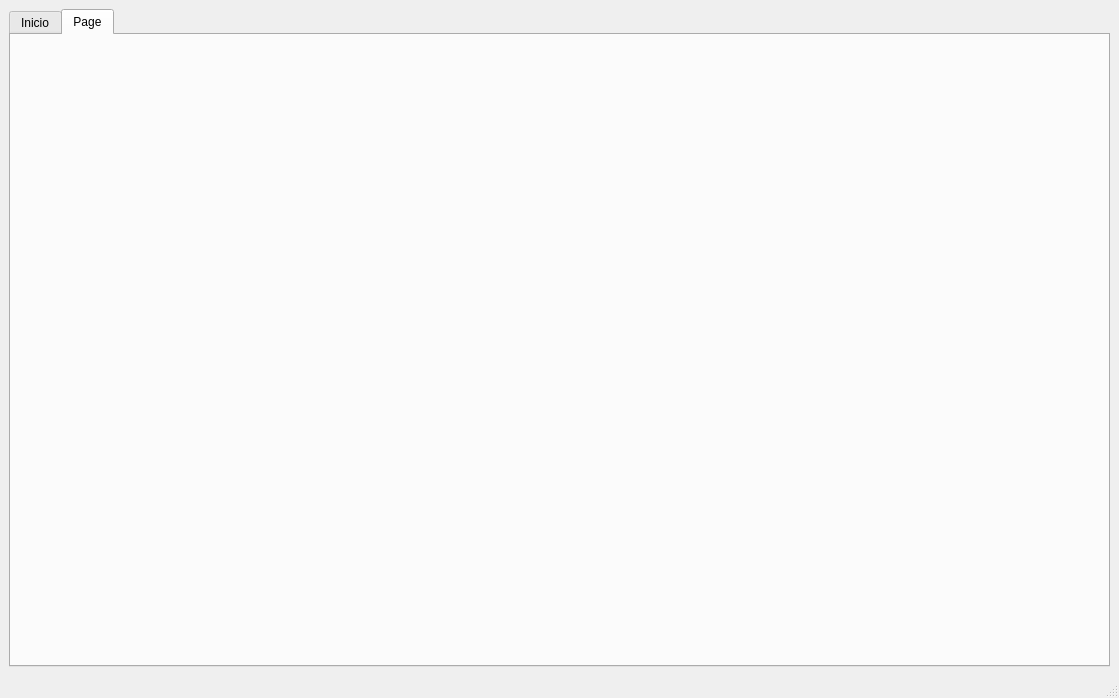
Old version of the form handset_gui/ui/main_window.ui in the repository viniciusvidal2/Cameras_GRIn.
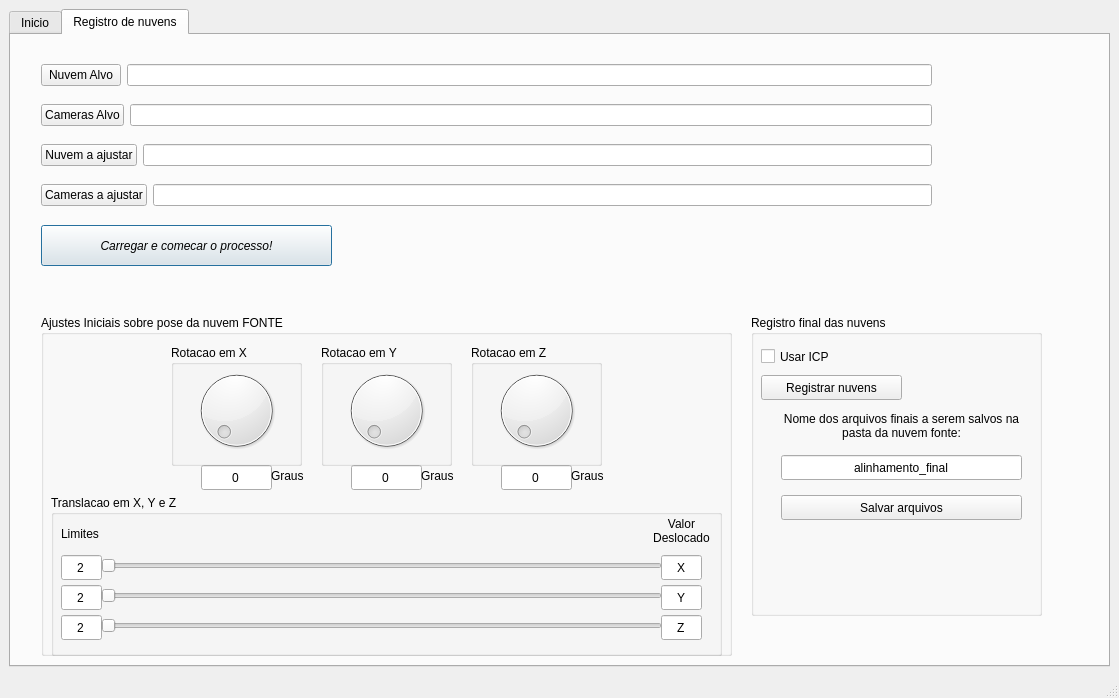
New version of the form. Icons and pictures are not drawn.

Patch:
```diff
--- a/handset_gui/ui/main_window.ui
+++ b/handset_gui/ui/main_window.ui
@@ -204,8 +204,588 @@
       </widget>
       <widget class="QWidget" name="tab_registra">
        <attribute name="title">
-        <string>Page</string>
+        <string>Registro de nuvens</string>
        </attribute>
+       <widget class="QWidget" name="horizontalLayoutWidget">
+        <property name="geometry">
+         <rect>
+          <x>30</x>
+          <y>20</y>
+          <width>891</width>
+          <height>41</height>
+         </rect>
+        </property>
+        <layout class="QHBoxLayout" name="horizontalLayout">
+         <item>
+          <widget class="QPushButton" name="pushButton_nuvemalvo">
+           <property name="text">
+            <string>Nuvem Alvo</string>
+           </property>
+          </widget>
+         </item>
+         <item>
+          <widget class="QLineEdit" name="lineEdit_nuvemalvo">
+           <property name="enabled">
+            <bool>true</bool>
+           </property>
+          </widget>
+         </item>
+        </layout>
+       </widget>
+       <widget class="QWidget" name="horizontalLayoutWidget_2">
+        <property name="geometry">
+         <rect>
+          <x>30</x>
+          <y>60</y>
+          <width>891</width>
+          <height>41</height>
+         </rect>
+        </property>
+        <layout class="QHBoxLayout" name="horizontalLayout_2">
+         <item>
+          <widget class="QPushButton" name="pushButton_camerasalvo">
+           <property name="text">
+            <string>Cameras Alvo</string>
+           </property>
+          </widget>
+         </item>
+         <item>
+          <widget class="QLineEdit" name="lineEdit_camerasalvo">
+           <property name="enabled">
+            <bool>true</bool>
+           </property>
+          </widget>
+         </item>
+        </layout>
+       </widget>
+       <widget class="QWidget" name="horizontalLayoutWidget_3">
+        <property name="geometry">
+         <rect>
+          <x>30</x>
+          <y>100</y>
+          <width>891</width>
+          <height>41</height>
+         </rect>
+        </property>
+        <layout class="QHBoxLayout" name="horizontalLayout_3">
+         <item>
+          <widget class="QPushButton" name="pushButton_nuvemfonte">
+           <property name="text">
+            <string>Nuvem a ajustar</string>
+           </property>
+          </widget>
+         </item>
+         <item>
+          <widget class="QLineEdit" name="lineEdit_nuvemfonte">
+           <property name="enabled">
+            <bool>true</bool>
+           </property>
+          </widget>
+         </item>
+        </layout>
+       </widget>
+       <widget class="QWidget" name="horizontalLayoutWidget_4">
+        <property name="geometry">
+         <rect>
+          <x>30</x>
+          <y>140</y>
+          <width>891</width>
+          <height>41</height>
+         </rect>
+        </property>
+        <layout class="QHBoxLayout" name="horizontalLayout_4">
+         <item>
+          <widget class="QPushButton" name="pushButton_camerasfonte">
+           <property name="text">
+            <string>Cameras a ajustar</string>
+           </property>
+          </widget>
+         </item>
+         <item>
+          <widget class="QLineEdit" name="lineEdit_camerasfonte">
+           <property name="enabled">
+            <bool>true</bool>
+           </property>
+          </widget>
+         </item>
+        </layout>
+       </widget>
+       <widget class="QPushButton" name="pushButton_iniciararquivos">
+        <property name="geometry">
+         <rect>
+          <x>30</x>
+          <y>190</y>
+          <width>291</width>
+          <height>41</height>
+         </rect>
+        </property>
+        <property name="font">
+         <font>
+          <italic>true</italic>
+         </font>
+        </property>
+        <property name="cursor">
+         <cursorShape>OpenHandCursor</cursorShape>
+        </property>
+        <property name="text">
+         <string>Carregar e comecar o processo!</string>
+        </property>
+        <property name="default">
+         <bool>true</bool>
+        </property>
+        <property name="flat">
+         <bool>false</bool>
+        </property>
+       </widget>
+       <widget class="QGroupBox" name="groupBox">
+        <property name="geometry">
+         <rect>
+          <x>30</x>
+          <y>280</y>
+          <width>691</width>
+          <height>341</height>
+         </rect>
+        </property>
+        <property name="title">
+         <string>Ajustes Iniciais sobre pose da nuvem FONTE</string>
+        </property>
+        <property name="checkable">
+         <bool>false</bool>
+        </property>
+        <widget class="QGroupBox" name="groupBox_3">
+         <property name="geometry">
+          <rect>
+           <x>130</x>
+           <y>30</y>
+           <width>131</width>
+           <height>121</height>
+          </rect>
+         </property>
+         <property name="title">
+          <string>Rotacao em X</string>
+         </property>
+         <widget class="QDial" name="dial_x">
+          <property name="geometry">
+           <rect>
+            <x>0</x>
+            <y>20</y>
+            <width>131</width>
+            <height>91</height>
+           </rect>
+          </property>
+         </widget>
+        </widget>
+        <widget class="QGroupBox" name="groupBox_5">
+         <property name="geometry">
+          <rect>
+           <x>280</x>
+           <y>30</y>
+           <width>131</width>
+           <height>121</height>
+          </rect>
+         </property>
+         <property name="title">
+          <string>Rotacao em Y</string>
+         </property>
+         <widget class="QDial" name="dial_y">
+          <property name="geometry">
+           <rect>
+            <x>0</x>
+            <y>20</y>
+            <width>131</width>
+            <height>91</height>
+           </rect>
+          </property>
+         </widget>
+        </widget>
+        <widget class="QGroupBox" name="groupBox_7">
+         <property name="geometry">
+          <rect>
+           <x>430</x>
+           <y>30</y>
+           <width>131</width>
+           <height>121</height>
+          </rect>
+         </property>
+         <property name="title">
+          <string>Rotacao em Z</string>
+         </property>
+         <widget class="QDial" name="dial_z">
+          <property name="geometry">
+           <rect>
+            <x>0</x>
+            <y>20</y>
+            <width>131</width>
+            <height>91</height>
+           </rect>
+          </property>
+         </widget>
+        </widget>
+        <widget class="QGroupBox" name="groupBox_4">
+         <property name="geometry">
+          <rect>
+           <x>10</x>
+           <y>180</y>
+           <width>671</width>
+           <height>161</height>
+          </rect>
+         </property>
+         <property name="title">
+          <string>Translacao em X, Y e Z</string>
+         </property>
+         <property name="flat">
+          <bool>true</bool>
+         </property>
+         <widget class="QSlider" name="horizontalSlider_x">
+          <property name="geometry">
+           <rect>
+            <x>50</x>
+            <y>60</y>
+            <width>561</width>
+            <height>21</height>
+           </rect>
+          </property>
+          <property name="orientation">
+           <enum>Qt::Horizontal</enum>
+          </property>
+         </widget>
+         <widget class="QLineEdit" name="lineEdit_limitex">
+          <property name="geometry">
+           <rect>
+            <x>10</x>
+            <y>60</y>
+            <width>41</width>
+            <height>25</height>
+           </rect>
+          </property>
+          <property name="text">
+           <string>2</string>
+          </property>
+          <property name="alignment">
+           <set>Qt::AlignCenter</set>
+          </property>
+         </widget>
+         <widget class="QLineEdit" name="lineEdit_limitey">
+          <property name="geometry">
+           <rect>
+            <x>10</x>
+            <y>90</y>
+            <width>41</width>
+            <height>25</height>
+           </rect>
+          </property>
+          <property name="text">
+           <string>2</string>
+          </property>
+          <property name="alignment">
+           <set>Qt::AlignCenter</set>
+          </property>
+         </widget>
+         <widget class="QLineEdit" name="lineEdit_limitez">
+          <property name="geometry">
+           <rect>
+            <x>10</x>
+            <y>120</y>
+            <width>41</width>
+            <height>25</height>
+           </rect>
+          </property>
+          <property name="text">
+           <string>2</string>
+          </property>
+          <property name="alignment">
+           <set>Qt::AlignCenter</set>
+          </property>
+         </widget>
+         <widget class="QSlider" name="horizontalSlider_y">
+          <property name="geometry">
+           <rect>
+            <x>50</x>
+            <y>90</y>
+            <width>561</width>
+            <height>21</height>
+           </rect>
+          </property>
+          <property name="orientation">
+           <enum>Qt::Horizontal</enum>
+          </property>
+         </widget>
+         <widget class="QSlider" name="horizontalSlider_z">
+          <property name="geometry">
+           <rect>
+            <x>50</x>
+            <y>120</y>
+            <width>561</width>
+            <height>21</height>
+           </rect>
+          </property>
+          <property name="orientation">
+           <enum>Qt::Horizontal</enum>
+          </property>
+         </widget>
+         <widget class="QLineEdit" name="lineEdit_X">
+          <property name="geometry">
+           <rect>
+            <x>610</x>
+            <y>60</y>
+            <width>41</width>
+            <height>25</height>
+           </rect>
+          </property>
+          <property name="text">
+           <string>X</string>
+          </property>
+          <property name="alignment">
+           <set>Qt::AlignCenter</set>
+          </property>
+         </widget>
+         <widget class="QLineEdit" name="lineEdit_Y">
+          <property name="geometry">
+           <rect>
+            <x>610</x>
+            <y>90</y>
+            <width>41</width>
+            <height>25</height>
+           </rect>
+          </property>
+          <property name="text">
+           <string>Y</string>
+          </property>
+          <property name="alignment">
+           <set>Qt::AlignCenter</set>
+          </property>
+         </widget>
+         <widget class="QLineEdit" name="lineEdit_Z">
+          <property name="geometry">
+           <rect>
+            <x>610</x>
+            <y>120</y>
+            <width>41</width>
+            <height>25</height>
+           </rect>
+          </property>
+          <property name="text">
+           <string>Z</string>
+          </property>
+          <property name="alignment">
+           <set>Qt::AlignCenter</set>
+          </property>
+         </widget>
+         <widget class="QLabel" name="label">
+          <property name="geometry">
+           <rect>
+            <x>10</x>
+            <y>30</y>
+            <width>67</width>
+            <height>17</height>
+           </rect>
+          </property>
+          <property name="text">
+           <string>Limites</string>
+          </property>
+         </widget>
+         <widget class="QLabel" name="label_2">
+          <property name="geometry">
+           <rect>
+            <x>590</x>
+            <y>20</y>
+            <width>81</width>
+            <height>31</height>
+           </rect>
+          </property>
+          <property name="text">
+           <string>Valor Deslocado</string>
+          </property>
+          <property name="alignment">
+           <set>Qt::AlignCenter</set>
+          </property>
+          <property name="wordWrap">
+           <bool>true</bool>
+          </property>
+         </widget>
+        </widget>
+        <widget class="QLineEdit" name="lineEdit_rotacaox">
+         <property name="geometry">
+          <rect>
+           <x>160</x>
+           <y>150</y>
+           <width>71</width>
+           <height>25</height>
+          </rect>
+         </property>
+         <property name="text">
+          <string>0</string>
+         </property>
+         <property name="alignment">
+          <set>Qt::AlignCenter</set>
+         </property>
+        </widget>
+        <widget class="QLineEdit" name="lineEdit_rotacaoy">
+         <property name="geometry">
+          <rect>
+           <x>310</x>
+           <y>150</y>
+           <width>71</width>
+           <height>25</height>
+          </rect>
+         </property>
+         <property name="text">
+          <string>0</string>
+         </property>
+         <property name="alignment">
+          <set>Qt::AlignCenter</set>
+         </property>
+        </widget>
+        <widget class="QLineEdit" name="lineEdit_rotacaoz">
+         <property name="geometry">
+          <rect>
+           <x>460</x>
+           <y>150</y>
+           <width>71</width>
+           <height>25</height>
+          </rect>
+         </property>
+         <property name="text">
+          <string>0</string>
+         </property>
+         <property name="alignment">
+          <set>Qt::AlignCenter</set>
+         </property>
+        </widget>
+        <widget class="QLabel" name="label_3">
+         <property name="geometry">
+          <rect>
+           <x>230</x>
+           <y>150</y>
+           <width>67</width>
+           <height>21</height>
+          </rect>
+         </property>
+         <property name="text">
+          <string>Graus</string>
+         </property>
+        </widget>
+        <widget class="QLabel" name="label_4">
+         <property name="geometry">
+          <rect>
+           <x>380</x>
+           <y>150</y>
+           <width>67</width>
+           <height>21</height>
+          </rect>
+         </property>
+         <property name="text">
+          <string>Graus</string>
+         </property>
+        </widget>
+        <widget class="QLabel" name="label_5">
+         <property name="geometry">
+          <rect>
+           <x>530</x>
+           <y>150</y>
+           <width>67</width>
+           <height>21</height>
+          </rect>
+         </property>
+         <property name="text">
+          <string>Graus</string>
+         </property>
+        </widget>
+       </widget>
+       <widget class="QGroupBox" name="groupBox_2">
+        <property name="geometry">
+         <rect>
+          <x>740</x>
+          <y>280</y>
+          <width>291</width>
+          <height>301</height>
+         </rect>
+        </property>
+        <property name="title">
+         <string>Registro final das nuvens</string>
+        </property>
+        <widget class="QCheckBox" name="checkBox_icp">
+         <property name="geometry">
+          <rect>
+           <x>10</x>
+           <y>30</y>
+           <width>171</width>
+           <height>23</height>
+          </rect>
+         </property>
+         <property name="text">
+          <string>Usar ICP</string>
+         </property>
+        </widget>
+        <widget class="QPushButton" name="pushButton_registrar">
+         <property name="geometry">
+          <rect>
+           <x>10</x>
+           <y>60</y>
+           <width>141</width>
+           <height>25</height>
+          </rect>
+         </property>
+         <property name="text">
+          <string>Registrar nuvens</string>
+         </property>
+        </widget>
+        <widget class="QLineEdit" name="lineEdit">
+         <property name="geometry">
+          <rect>
+           <x>30</x>
+           <y>140</y>
+           <width>241</width>
+           <height>25</height>
+          </rect>
+         </property>
+         <property name="text">
+          <string>alinhamento_final</string>
+         </property>
+         <property name="alignment">
+          <set>Qt::AlignCenter</set>
+         </property>
+        </widget>
+        <widget class="QPushButton" name="pushButton_salvarfinal">
+         <property name="geometry">
+          <rect>
+           <x>30</x>
+           <y>180</y>
+           <width>241</width>
+           <height>25</height>
+          </rect>
+         </property>
+         <property name="text">
+          <string>Salvar arquivos</string>
+         </property>
+        </widget>
+        <widget class="QLabel" name="label_6">
+         <property name="geometry">
+          <rect>
+           <x>30</x>
+           <y>90</y>
+           <width>241</width>
+           <height>41</height>
+          </rect>
+         </property>
+         <property name="text">
+          <string>Nome dos arquivos finais a serem salvos na pasta da nuvem fonte:</string>
+         </property>
+         <property name="alignment">
+          <set>Qt::AlignCenter</set>
+         </property>
+         <property name="wordWrap">
+          <bool>true</bool>
+         </property>
+        </widget>
+       </widget>
+       <zorder>horizontalLayoutWidget</zorder>
+       <zorder>horizontalLayoutWidget_2</zorder>
+       <zorder>horizontalLayoutWidget_3</zorder>
+       <zorder>horizontalLayoutWidget_4</zorder>
+       <zorder>pushButton_iniciararquivos</zorder>
+       <zorder>groupBox_2</zorder>
+       <zorder>groupBox</zorder>
       </widget>
      </widget>
     </item>
```
